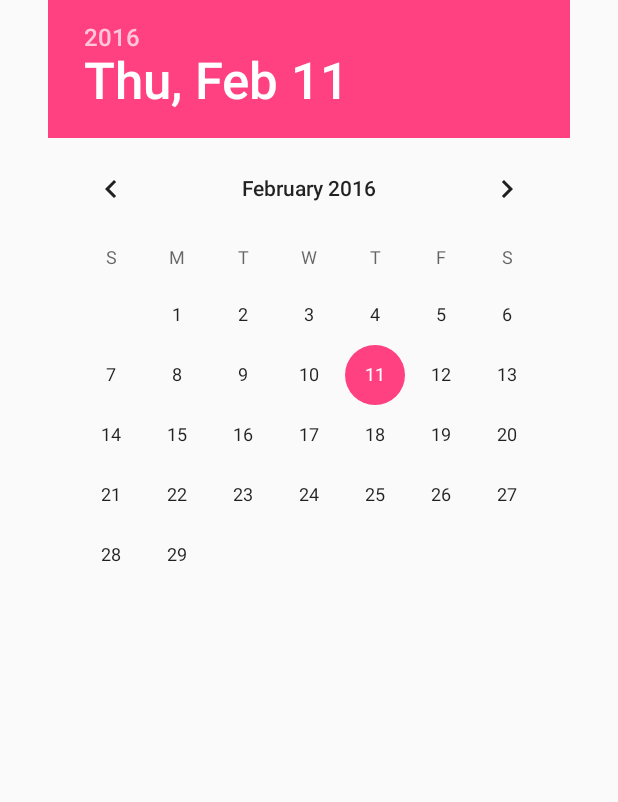
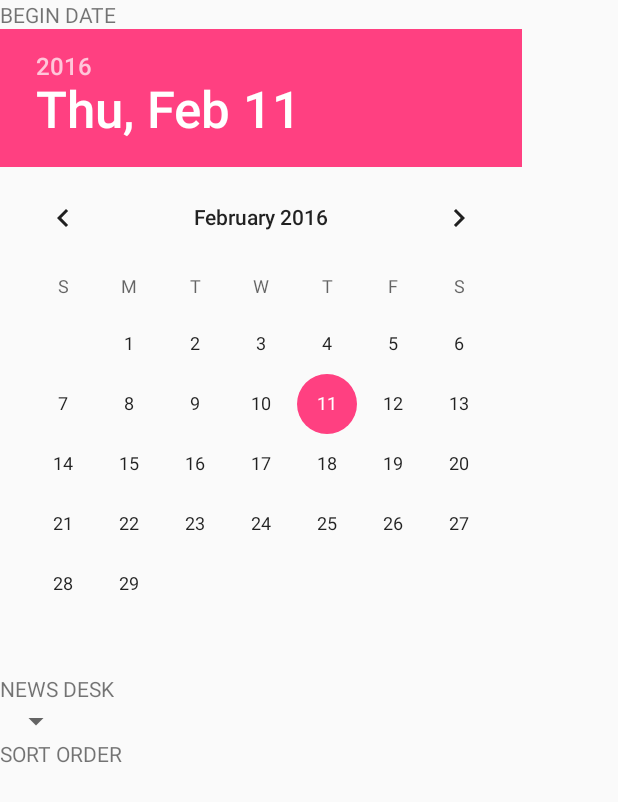
Before and after one commit to nidhik/NYTSearch, an Android app: the layout fragment_settings.xml on its own in the app's theme, with its tools: preview values and no code run, on a phone screen of 412 x 824 dp. Shown: the top 802 px of the screen. Run offline under Robolectric (Android 15) with nearby library versions, the phone set to English and light mode, and no system bars.

Commit message:
create layout for settings fragment

```diff
--- a/app/src/main/res/layout/fragment_settings.xml
+++ b/app/src/main/res/layout/fragment_settings.xml
@@ -1,12 +1,63 @@
 <?xml version="1.0" encoding="utf-8"?>
 <RelativeLayout xmlns:android="http://schemas.android.com/apk/res/android"
     android:layout_width="match_parent" android:layout_height="match_parent">
+
+
+    <TextView
+        android:layout_width="wrap_content"
+        android:layout_height="wrap_content"
+        android:text="BEGIN DATE"
+        android:id="@+id/tvDateLabel"
+        android:layout_alignParentTop="true"
+        android:layout_alignParentLeft="true"
+        android:layout_alignParentStart="true" />
+
 
     <DatePicker
         android:layout_width="wrap_content"
         android:layout_height="wrap_content"
         android:id="@+id/datePicker"
-        android:layout_alignParentTop="true"
-        android:layout_centerHorizontal="true"
-        android:calendarViewShown="false" />
+        android:layout_below="@+id/tvDateLabel"
+        android:layout_alignParentLeft="true"
+        android:layout_alignParentStart="true"
+        android:calendarViewShown="false"/>
+
+    <TextView
+        android:layout_width="wrap_content"
+        android:layout_height="wrap_content"
+        android:text="NEWS DESK"
+        android:id="@+id/tvSpinnerLabel"
+        android:layout_below="@+id/datePicker"
+        android:layout_alignParentLeft="true"
+        android:layout_alignParentStart="true" />
+
+    <Spinner
+        android:layout_width="wrap_content"
+        android:layout_height="wrap_content"
+        android:id="@+id/spinner"
+        android:layout_below="@+id/tvSpinnerLabel"
+        android:layout_alignParentLeft="true"
+        android:layout_alignParentStart="true"
+         />
+
+    <TextView
+        android:layout_width="wrap_content"
+        android:layout_height="wrap_content"
+        android:text="SORT ORDER"
+        android:id="@+id/tvSortOrderLabel"
+        android:layout_below="@+id/spinner"
+        android:layout_alignParentLeft="true"
+        android:layout_alignParentStart="true" />
+
+
+    <RadioGroup
+        android:layout_width="match_parent"
+        android:layout_height="wrap_content"
+        android:layout_below="@+id/tvSortOrderLabel"
+        android:layout_alignParentLeft="true"
+        android:layout_alignParentStart="true"
+        android:layout_alignParentBottom="true"
+        android:layout_marginBottom="20dp">
+        </RadioGroup>
+
 </RelativeLayout>
--- a/app/src/main/res/values/strings.xml
+++ b/app/src/main/res/values/strings.xml
@@ -4,4 +4,5 @@
     <string name="etSearchHint">Enter search query.</string>
     <string name="searchButtonString">Search</string>
     <string name="title_activity_article">ArticleActivity</string>
+    <string name="beginDateSettingsString">Begin Date</string>
 </resources>
```
